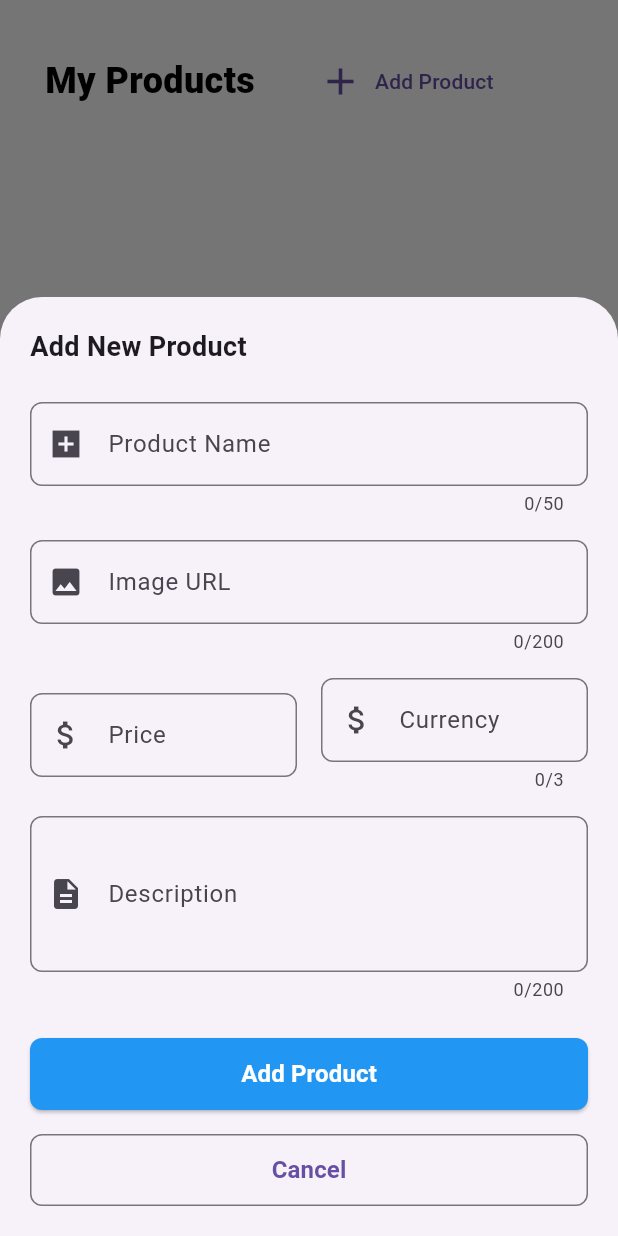
After one commit to OrixJack/experience_app, a Flutter app: the CrudProductsView screen opened by its route, after a tap on "Add Product", on a phone screen of 412 x 824 dp. The commit adds this screen. Run offline on Flutter 3.47's test engine with Material 3 defaults, Android fonts, the phone set to English and light mode, and no system bars; our stand-ins replace cloud_firestore, dio, firebase_auth, firebase_core, flutter_riverpod, freezed_annotation and 2 more; accounts and stored records are empty.

Commit message:
abd product completed

```diff
--- a/lib/core/assets/app_icons.dart
+++ b/lib/core/assets/app_icons.dart
@@ -4,4 +4,5 @@ abstract class AppIcons {
   static const String settings = 'assets/settings.png';
   static const String search = 'assets/icon_search.png';
   static const String favorite = 'assets/icon_favorities.png';
+  static const String pencil = 'assets/icon_pencil.png';
 }
--- a/lib/core/navigation/router.dart
+++ b/lib/core/navigation/router.dart
@@ -1,9 +1,9 @@
 import 'package:experience_app/core/local_storage.dart';
 import 'package:experience_app/features/create_prototype/data/models/product_model.dart';
 import 'package:experience_app/features/create_prototype/presentation/views/cart_view.dart';
+import 'package:experience_app/features/create_prototype/presentation/views/crud_products_view.dart';
 import 'package:experience_app/features/create_prototype/presentation/views/ecommerce_dashboard_view.dart';
 import 'package:experience_app/features/create_prototype/presentation/views/payment_view.dart';
-import 'package:experience_app/features/users/presentation/providers/login_provider.dart';
 import 'package:experience_app/features/users/presentation/views/login_view.dart';
 import 'package:experience_app/features/create_prototype/presentation/views/personalize_experience.dart';
 import 'package:experience_app/features/create_prototype/presentation/views/product_details_view.dart';
@@ -65,6 +65,13 @@ final router = GoRouter(
         return const PaymentView();
       },
     ),
+    GoRoute(
+      name: Routes.crudProducts,
+      path: '/crud_products',
+      builder: (context, state) {
+        return const CrudProductsView();
+      },
+    ),
   ],
 );
 
@@ -77,4 +84,5 @@ abstract class Routes {
   static const String payment = 'payment';
   static const String login = 'login';
   static const String validateLogin = 'validate_login';
+  static const String crudProducts = 'crud_products';
 }
--- a/lib/features/create_prototype/data/data_sources/firebase_product_data_source.dart
+++ b/lib/features/create_prototype/data/data_sources/firebase_product_data_source.dart
@@ -1,6 +1,7 @@
 import 'package:cloud_firestore/cloud_firestore.dart';
 import 'package:experience_app/features/create_prototype/data/data_sources/product_data_source.dart';
 import 'package:experience_app/features/create_prototype/data/models/product_model.dart';
+import 'dart:math';
 
 class FirebaseProductDataSource implements ProductDataSource {
   final FirebaseFirestore _firestore;
@@ -8,18 +9,60 @@ class FirebaseProductDataSource implements ProductDataSource {
   FirebaseProductDataSource({FirebaseFirestore? firestore})
     : _firestore = firestore ?? FirebaseFirestore.instance;
 
+  // Genera un código hexadecimal aleatorio de 16 dígitos
+  String _generateRandomHex(int length) {
+    const chars = '0123456789abcdef';
+    final random = Random();
+    return List.generate(
+      length,
+      (index) => chars[random.nextInt(chars.length)],
+    ).join();
+  }
+
   @override
   Future<List<ProductModel>> getAllProducts() async {
     try {
       final querySnapshot = await _firestore.collection('products').get();
 
-      final products = querySnapshot.docs
-          .map((doc) => ProductModel.fromJson(doc.data()))
-          .toList();
+      final products = querySnapshot.docs.map((doc) {
+        final data = doc.data();
+        return ProductModel.fromJson({...data, 'id': doc.id});
+      }).toList();
 
       return products;
     } catch (e) {
       throw Exception('Error al obtener productos de Firestore: $e');
     }
   }
+
+  @override
+  Future<bool> addProduct(ProductModel product) async {
+    try {
+      final idHex = _generateRandomHex(16);
+      final productWithId = product.copyWith(id: idHex);
+      await _firestore
+          .collection('products')
+          .doc(idHex)
+          .set(productWithId.toJson());
+      return true;
+    } catch (e) {
+      throw Exception('Error al agregar producto a Firestore: $e');
+    }
+  }
+
+  @override
+  Future<bool> editProduct(ProductModel product) async {
+    try {
+      if (product.id.isEmpty) {
+        throw Exception('Product ID cannot be empty');
+      }
+      await _firestore
+          .collection('products')
+          .doc(product.id)
+          .update(product.toJson());
+      return true;
+    } catch (e) {
+      throw Exception('Error al editar producto en Firestore: $e');
+    }
+  }
 }
--- a/lib/features/create_prototype/data/data_sources/product_data_source.dart
+++ b/lib/features/create_prototype/data/data_sources/product_data_source.dart
@@ -6,4 +6,12 @@
   Future<List<ProductModel>> getAllProducts() async {
     return [];
   }
+
+  Future<bool> addProduct(ProductModel product) async {
+    return false;
+  }
+
+  Future<bool> editProduct(ProductModel product) async {
+    return false;
+  }
 }
--- a/lib/features/create_prototype/data/models/product_model.dart
+++ b/lib/features/create_prototype/data/models/product_model.dart
@@ -6,13 +6,14 @@ part 'product_model.g.dart';
 @freezed
 abstract class ProductModel with _$ProductModel {
   const factory ProductModel({
+    @Default('') String id,
     required String name,
     required double price,
     required String imageUrl,
     required String moneda,
     required String description,
-    required List<String> sizes,
-    required List<String> colors,
+    @Default([]) List<String> sizes,
+    @Default([]) List<String> colors,
   }) = _ProductModel;
 
   factory ProductModel.fromJson(Map<String, dynamic> json) =>
--- a/lib/features/create_prototype/data/repositories/products_repository_impl.dart
+++ b/lib/features/create_prototype/data/repositories/products_repository_impl.dart
@@ -9,7 +9,16 @@ class ProductsRepositoryImpl extends ProductsRepository {
   @override
   Future<List<ProductModel>> fetchProducts() async {
     final products = await firebaseProductDataSource.getAllProducts();
-    print('fetchProducts retrieved ${products.length} products');
     return List<ProductModel>.from(products);
   }
+
+  @override
+  Future<bool> addProduct(ProductModel product) async {
+    return await firebaseProductDataSource.addProduct(product);
+  }
+
+  @override
+  Future<bool> editProduct(ProductModel product) async {
+    return await firebaseProductDataSource.editProduct(product);
+  }
 }
--- a/lib/features/create_prototype/domain/repositories/products_repository.dart
+++ b/lib/features/create_prototype/domain/repositories/products_repository.dart
@@ -2,4 +2,6 @@ import 'package:experience_app/features/create_prototype/data/models/product_mod
 
 abstract class ProductsRepository {
   Future<List<ProductModel>> fetchProducts();
+  Future<bool> addProduct(ProductModel product);
+  Future<bool> editProduct(ProductModel product);
 }
--- /dev/null
+++ b/lib/features/create_prototype/presentation/views/crud_products_view.dart
@@ -0,0 +1,95 @@
+import 'package:experience_app/core/assets/app_fontSize.dart';
+import 'package:experience_app/features/create_prototype/data/models/product_model.dart';
+import 'package:experience_app/features/create_prototype/data/repositories/products_repository_impl.dart';
+import 'package:experience_app/features/create_prototype/presentation/widgets/add_edit_product_modal.dart';
+import 'package:flutter/material.dart';
+import 'package:flutter_riverpod/flutter_riverpod.dart';
+
+class CrudProductsView extends ConsumerWidget {
+  const CrudProductsView({super.key});
+
+  @override
+  Widget build(BuildContext context, WidgetRef ref) {
+    final productsAsyncValue = ref.watch(productsProvider);
+
+    return Scaffold(
+      body: ListView(
+        children: [
+          const SizedBox(height: 30),
+          Row(
+            children: [
+              const Padding(
+                padding: EdgeInsets.symmetric(horizontal: 30),
+                child: Text(
+                  'My Products',
+                  style: TextStyle(
+                    fontSize: AppFontSize.title,
+                    color: Colors.black,
+                    fontWeight: AppFontSize.wtitle,
+                  ),
+                ),
+              ),
+              TextButton(
+                onPressed: () {
+                  showModalBottomSheet(
+                    context: context,
+                    isScrollControlled: true,
+                    builder: (context) => AddEditProductModal(
+                      onProductChange: () => ref.refresh(productsProvider),
+                    ),
+                  );
+                },
+                child: const Row(
+                  mainAxisSize: MainAxisSize.min,
+                  children: [
+                    Icon(Icons.add, size: 30),
+                    SizedBox(width: 8),
+                    Text('Add Product'),
+                  ],
+                ),
+              ),
+            ],
+          ),
+          productsAsyncValue.when(
+            data: (products) {
+              return ListView.builder(
+                shrinkWrap: true,
+                physics: const NeverScrollableScrollPhysics(),
+                itemCount: products.length,
+                itemBuilder: (context, index) {
+                  final product = products[index];
+                  return ListTile(
+                    title: Text(product.name),
+                    subtitle: Text(product.description),
+                    trailing: IconButton(
+                      icon: const Icon(Icons.edit),
+                      onPressed: () {
+                        showModalBottomSheet(
+                          context: context,
+                          isScrollControlled: true,
+                          builder: (context) => AddEditProductModal(
+                            product: product,
+                            onProductChange: () =>
+                                ref.refresh(productsProvider),
+                          ),
+                        );
+                      },
+                    ),
+                  );
+                },
+              );
+            },
+            loading: () => const Center(child: CircularProgressIndicator()),
+            error: (error, stackTrace) => Center(child: Text('Error: $error')),
+          ),
+        ],
+      ),
+    );
+  }
+}
+
+final productsProvider = FutureProvider.autoDispose<List<ProductModel>>((
+  ref,
+) async {
+  return ProductsRepositoryImpl().fetchProducts();
+});
--- /dev/null
+++ b/lib/features/create_prototype/presentation/widgets/add_edit_product_modal.dart
@@ -0,0 +1,365 @@
+import 'package:experience_app/features/create_prototype/data/models/product_model.dart';
+import 'package:experience_app/features/create_prototype/data/repositories/products_repository_impl.dart';
+import 'package:experience_app/features/create_prototype/presentation/views/crud_products_view.dart';
+import 'package:flutter/material.dart';
+import 'package:flutter_riverpod/flutter_riverpod.dart';
+
+class AddEditProductModal extends ConsumerStatefulWidget {
+  final VoidCallback? onProductChange;
+  final ProductModel? product;
+  final bool isEditMode;
+
+  const AddEditProductModal({super.key, this.onProductChange, this.product})
+    : isEditMode = product != null;
+
+  @override
+  ConsumerState<AddEditProductModal> createState() =>
+      _AddEditProductModalState();
+}
+
+class _AddEditProductModalState extends ConsumerState<AddEditProductModal> {
+  final _formKey = GlobalKey<FormState>();
+  late TextEditingController _nameController;
+  late TextEditingController _priceController;
+  late TextEditingController _imageUrlController;
+  late TextEditingController _monedaController;
+  late TextEditingController _descriptionController;
+
+  bool _isLoading = false;
+  AsyncValue<List<ProductModel>> get productsAsyncValue =>
+      ref.watch(productsProvider);
+  bool get isEditMode => widget.isEditMode;
+
+  @override
+  void initState() {
+    super.initState();
+    _nameController = TextEditingController(text: widget.product?.name ?? '');
+    _priceController = TextEditingController(
+      text: widget.product?.price.toString() ?? '',
+    );
+    _imageUrlController = TextEditingController(
+      text: widget.product?.imageUrl ?? '',
+    );
+    _monedaController = TextEditingController(
+      text: widget.product?.moneda ?? '',
+    );
+    _descriptionController = TextEditingController(
+      text: widget.product?.description ?? '',
+    );
+  }
+
+  @override
+  void dispose() {
+    _nameController.dispose();
+    _priceController.dispose();
+    _imageUrlController.dispose();
+    _monedaController.dispose();
+    _descriptionController.dispose();
+    super.dispose();
+  }
+
+  Future<void> _addProduct() async {
+    if (_formKey.currentState!.validate()) {
+      setState(() {
+        _isLoading = true;
+      });
+
+      try {
+        final newProduct = ProductModel(
+          name: _nameController.text,
+          price: double.tryParse(_priceController.text) ?? 0.0,
+          imageUrl: _imageUrlController.text,
+          moneda: _monedaController.text,
+          description: _descriptionController.text,
+        );
+
+        await ProductsRepositoryImpl().addProduct(newProduct);
+
+        if (mounted) {
+          ScaffoldMessenger.of(context).showSnackBar(
+            const SnackBar(
+              content: Text('Producto agregado exitosamente'),
+              backgroundColor: Colors.green,
+            ),
+          );
+          widget.onProductChange?.call();
+          Navigator.of(context).pop();
+        }
+      } catch (e) {
+        if (mounted) {
+          ScaffoldMessenger.of(context).showSnackBar(
+            SnackBar(
+              content: Text('Error al agregar producto: $e'),
+              backgroundColor: Colors.red,
+            ),
+          );
+        }
+      } finally {
+        if (mounted) {
+          setState(() {
+            _isLoading = false;
+          });
+        }
+      }
+    }
+  }
+
+  Future<void> _editProduct() async {
+    if (_formKey.currentState!.validate()) {
+      setState(() {
+        _isLoading = true;
+      });
+
+      try {
+        final newProduct = ProductModel(
+          id: widget.product?.id ?? '',
+          name: _nameController.text,
+          price: double.tryParse(_priceController.text) ?? 0.0,
+          imageUrl: _imageUrlController.text,
+          moneda: _monedaController.text,
+          description: _descriptionController.text,
+        );
+
+        await ProductsRepositoryImpl().editProduct(newProduct);
+
+        if (mounted) {
+          ScaffoldMessenger.of(context).showSnackBar(
+            const SnackBar(
+              content: Text('Producto actualizado exitosamente'),
+              backgroundColor: Colors.green,
+            ),
+          );
+          widget.onProductChange?.call();
+          Navigator.of(context).pop();
+        } else {
+          ScaffoldMessenger.of(context).showSnackBar(
+            const SnackBar(
+              content: Text('Error al actualizar producto'),
+              backgroundColor: Colors.red,
+            ),
+          );
+        }
+      } catch (e) {
+        if (mounted) {
+          ScaffoldMessenger.of(context).showSnackBar(
+            SnackBar(
+              content: Text('Error al editar producto: $e'),
+              backgroundColor: Colors.red,
+            ),
+          );
+          Navigator.of(context).pop();
+        }
+      } finally {
+        if (mounted) {
+          setState(() {
+            _isLoading = false;
+          });
+        }
+      }
+    }
+  }
+
+  @override
+  Widget build(BuildContext context) {
+    return Container(
+      padding: EdgeInsets.only(
+        bottom: MediaQuery.of(context).viewInsets.bottom,
+        left: 20,
+        right: 20,
+        top: 20,
+      ),
+      child: SingleChildScrollView(
+        child: Form(
+          key: _formKey,
+          child: Column(
+            mainAxisSize: MainAxisSize.min,
+            crossAxisAlignment: CrossAxisAlignment.start,
+            children: [
+              Text(
+                isEditMode ? 'Edit Product' : 'Add New Product',
+                style: const TextStyle(
+                  fontSize: 18,
+                  fontWeight: FontWeight.bold,
+                ),
+              ),
+              const SizedBox(height: 24),
+              TextFormField(
+                controller: _nameController,
+                decoration: InputDecoration(
+                  labelText: 'Product Name',
+                  hintText: 'Enter product name',
+                  border: OutlineInputBorder(
+                    borderRadius: BorderRadius.circular(8),
+                  ),
+                  prefixIcon: const Icon(Icons.add_box_sharp),
+                ),
+                keyboardType: TextInputType.text,
+                maxLength: 50,
+                validator: (value) {
+                  if (value == null || value.isEmpty) {
+                    return 'Product name is required';
+                  }
+                  if (value.length < 2) {
+                    return 'Please enter a valid product name';
+                  }
+                  return null;
+                },
+              ),
+              const SizedBox(height: 16),
+              TextFormField(
+                controller: _imageUrlController,
+                decoration: InputDecoration(
+                  labelText: 'Image URL',
+                  hintText: 'Enter image URL',
+                  border: OutlineInputBorder(
+                    borderRadius: BorderRadius.circular(8),
+                  ),
+                  prefixIcon: const Icon(Icons.image),
+                ),
+                keyboardType: TextInputType.url,
+                maxLength: 200,
+                validator: (value) {
+                  if (value == null || value.isEmpty) {
+                    return 'Image URL is required';
+                  }
+                  if (value.length < 2) {
+                    return 'Please enter a valid image URL';
+                  }
+                  return null;
+                },
+              ),
+              const SizedBox(height: 16),
+              Row(
+                children: [
+                  Expanded(
+                    child: TextFormField(
+                      controller: _priceController,
+                      decoration: InputDecoration(
+                        labelText: 'Price',
+                        border: OutlineInputBorder(
+                          borderRadius: BorderRadius.circular(8),
+                        ),
+                        prefixIcon: const Icon(Icons.attach_money),
+                      ),
+                      keyboardType: TextInputType.number,
+                      validator: (value) {
+                        if (value == null || value.isEmpty) {
+                          return 'Price is required';
+                        }
+                        if (double.tryParse(value) == null) {
+                          return 'Please enter a valid price';
+                        }
+                        return null;
+                      },
+                    ),
+                  ),
+                  const SizedBox(width: 16),
+                  Expanded(
+                    child: TextFormField(
+                      controller: _monedaController,
+                      decoration: InputDecoration(
+                        labelText: 'Currency',
+                        hintText: 'e.g. USD',
+                        border: OutlineInputBorder(
+                          borderRadius: BorderRadius.circular(8),
+                        ),
+                        prefixIcon: const Icon(Icons.attach_money),
+                      ),
+                      keyboardType: TextInputType.text,
+                      maxLength: 3,
+                      validator: (value) {
+                        if (value == null || value.isEmpty) {
+                          return 'Currency is required';
+                        }
+                        return null;
+                      },
+                    ),
+                  ),
+                ],
+              ),
+              const SizedBox(height: 16),
+              TextFormField(
+                controller: _descriptionController,
+                decoration: InputDecoration(
+                  labelText: 'Description',
+                  hintText: 'Enter product description',
+                  border: OutlineInputBorder(
+                    borderRadius: BorderRadius.circular(8),
+                  ),
+                  prefixIcon: const Icon(Icons.description),
+                ),
+                keyboardType: TextInputType.text,
+                maxLength: 200,
+                maxLines: 3,
+                validator: (value) {
+                  if (value == null || value.isEmpty) {
+                    return 'Description is required';
+                  }
+                  if (value.length < 5) {
+                    return 'Please enter a valid description';
+                  }
+                  return null;
+                },
+              ),
+              const SizedBox(height: 24),
+              SizedBox(
+                width: double.infinity,
+                height: 48,
+                child: ElevatedButton(
+                  onPressed: _isLoading
+                      ? null
+                      : isEditMode
+                      ? _editProduct
+                      : _addProduct,
+                  style: ElevatedButton.styleFrom(
+                    backgroundColor: Colors.blue,
+                    shape: RoundedRectangleBorder(
+                      borderRadius: BorderRadius.circular(8),
+                    ),
+                  ),
+                  child: _isLoading
+                      ? const SizedBox(
+                          height: 24,
+                          width: 24,
+                          child: CircularProgressIndicator(
+                            valueColor: AlwaysStoppedAnimation<Color>(
+                              Colors.white,
+                            ),
+                            strokeWidth: 2,
+                          ),
+                        )
+                      : Text(
+                          isEditMode ? 'Update Product' : 'Add Product',
+                          style: const TextStyle(
+                            color: Colors.white,
+                            fontSize: 16,
+                            fontWeight: FontWeight.w600,
+                          ),
+                        ),
+                ),
+              ),
+              const SizedBox(height: 16),
+              SizedBox(
+                width: double.infinity,
+                height: 48,
+                child: OutlinedButton(
+                  onPressed: () => Navigator.of(context).pop(),
+                  style: OutlinedButton.styleFrom(
+                    shape: RoundedRectangleBorder(
+                      borderRadius: BorderRadius.circular(8),
+                    ),
+                  ),
+                  child: const Text(
+                    'Cancel',
+                    style: TextStyle(fontSize: 16, fontWeight: FontWeight.w600),
+                  ),
+                ),
+              ),
+              const SizedBox(height: 20),
+            ],
+          ),
+        ),
+      ),
+    );
+  }
+}
--- a/lib/features/users/data/repositories/login_repository_impl.dart
+++ b/lib/features/users/data/repositories/login_repository_impl.dart
@@ -2,7 +2,6 @@ import 'package:experience_app/features/users/data/data_sources/firebase_login_d
 import 'package:experience_app/features/users/data/data_sources/login_data_source.dart';
 import 'package:experience_app/features/users/data/models/user_login_model.dart';
 import 'package:experience_app/features/users/domain/repositories/login_repository.dart';
-import 'package:firebase_auth/firebase_auth.dart';
 
 class LoginRepositoryImpl implements LoginRepository {
   LoginRepositoryImpl() : super();
@@ -14,7 +13,7 @@ class LoginRepositoryImpl implements LoginRepository {
     try {
       if (loginModel.email.isNotEmpty && loginModel.password.isNotEmpty) {
         await _loginDataSource.loginWithEmailAndPassword(loginModel);
-        return true; // Login exitoso
+        return true;
       } else {
         throw Exception('Please enter email and password');
       }
```
Also changed, not shown: lib/features/create_prototype/presentation/views/ecommerce_dashboard_view.dart (+32 -3 lines), assets/icon_pencil.png (added), lib/features/create_prototype/data/models/product_model.freezed.dart, lib/features/create_prototype/data/models/product_model.g.dart.
